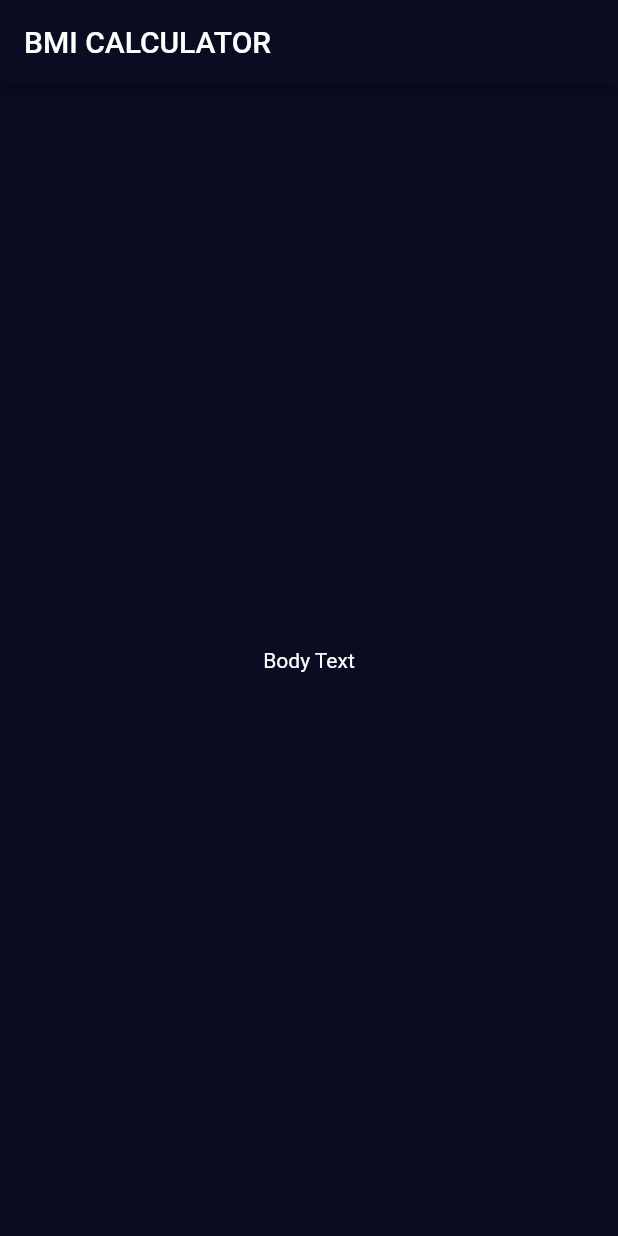
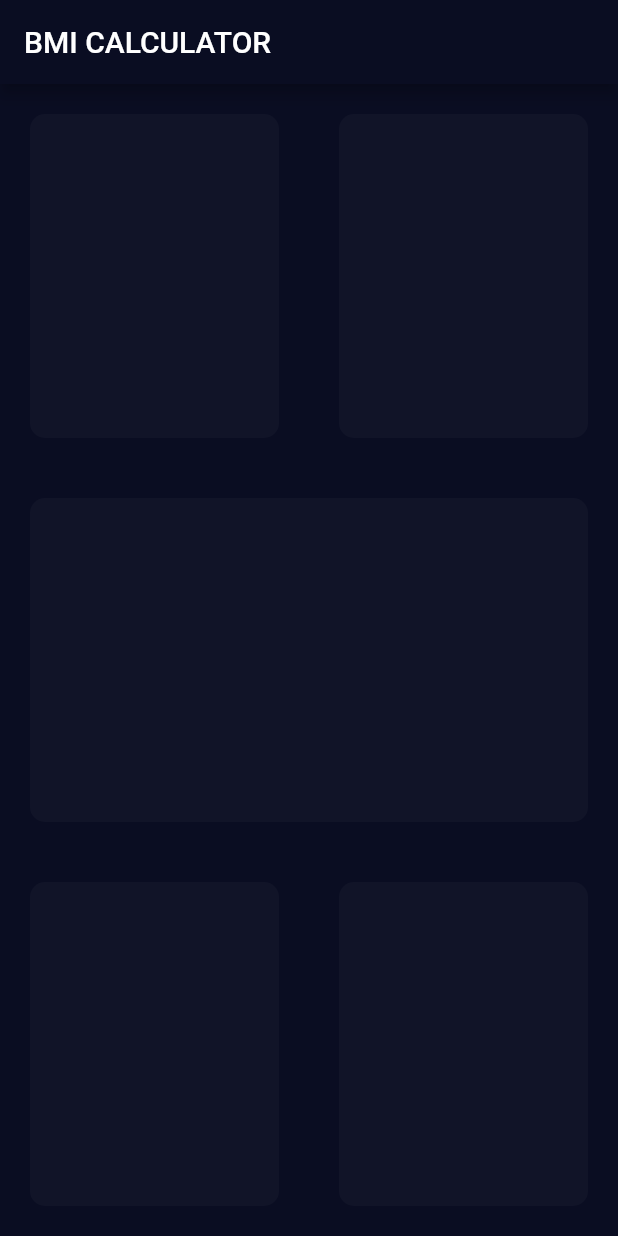
Before and after one commit to HeratUni-CS/bmi-calculator-JalaluddinKhafi, a Flutter app: the screen it shows after launch, on a phone screen of 412 x 824 dp. Run offline on Flutter 3.47's test engine with Material 2 defaults, Android fonts, the phone set to English and light mode, and no system bars.

```diff
--- a/lib/inputPage.dart
+++ b/lib/inputPage.dart
@@ -11,9 +11,40 @@ class _InputPageState extends State<InputPage> {
       appBar: AppBar(
         title: Text('BMI CALCULATOR'),
       ),
-      body: Center(
-        child: Text('Body Text'),
-      ),
+      body: Column(
+        children: [
+          Expanded(child:Row(
+            children: [
+              reusibleW(),
+              reusibleW(),
+            ],
+          )),
+          reusibleW(),
+          Expanded(child: Row(
+            children: [
+             reusibleW(),
+              reusibleW(),
+            ],
+          )),
+        ],
+      )
     );
   }
 }
+
+class reusibleW extends StatelessWidget {
+  const reusibleW({
+    super.key,
+  });
+
+  @override
+  Widget build(BuildContext context) {
+    return Expanded(child: Container(
+      margin: EdgeInsets.all(20),
+      decoration: BoxDecoration(
+        borderRadius: BorderRadius.circular(10),
+        color: Color(0xFF111428),
+      ),
+    ));
+  }
+}
```
